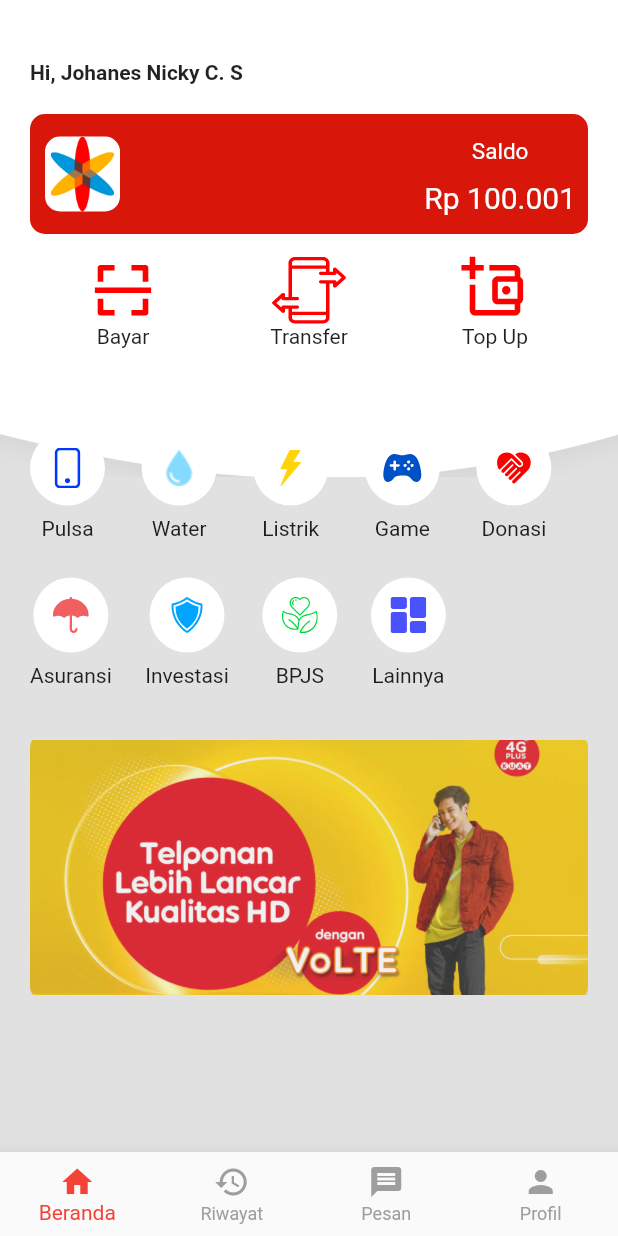
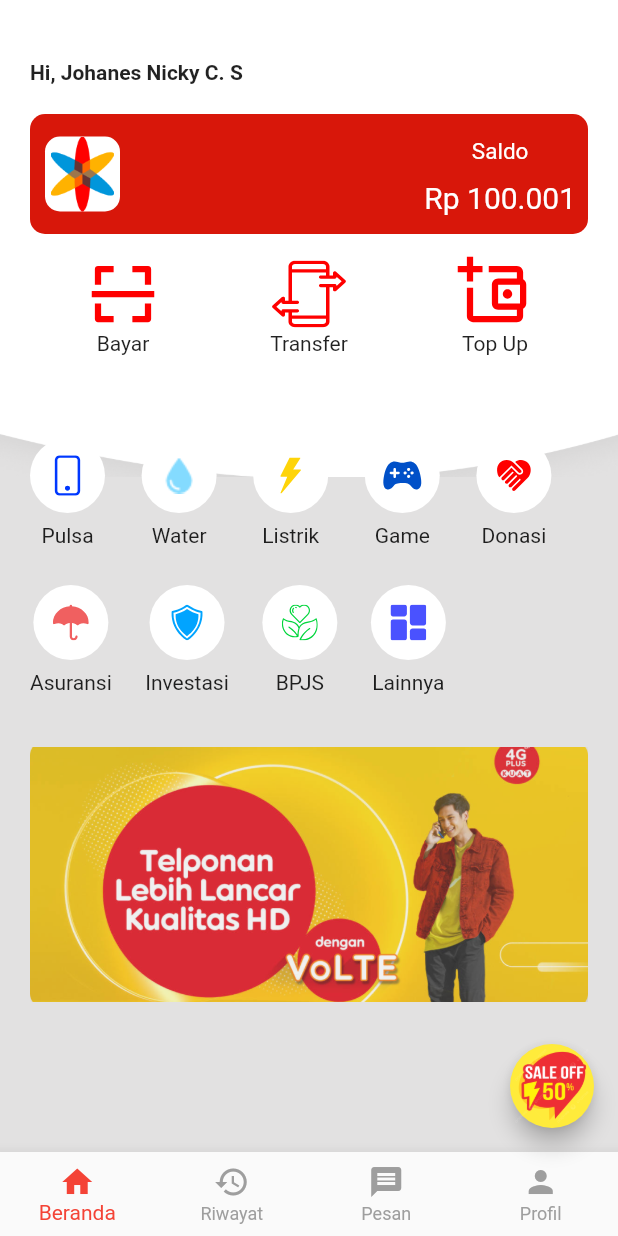
Before and after one commit to finnn28/infoin_ewallet, a Flutter app: the Home screen opened by its route, on a phone screen of 412 x 824 dp. Run offline on Flutter 3.47's test engine with Material 3 defaults, Android fonts, the phone set to English and light mode, and no system bars; our stand-ins replace flutter_svg, image_picker.

Commit message:
Refactor: Update code

```diff
--- a/lib/Pages/home.dart
+++ b/lib/Pages/home.dart
@@ -1,13 +1,14 @@
 import 'dart:async';
 import 'package:flutter/material.dart';
 import 'package:infoin_ewallet/Pages/bayar.dart';
+import 'package:infoin_ewallet/Pages/promosi.dart';
 import 'package:infoin_ewallet/Pages/transfer.dart';
-import 'package:flutter_svg/flutter_svg.dart';
 import 'package:infoin_ewallet/Pages/topup.dart';
 import 'package:infoin_ewallet/Provider/userProfile.dart';
 import 'package:infoin_ewallet/Provider/wallet.dart';
 import 'package:infoin_ewallet/Widget/bottomNavigation.dart';
 import 'package:infoin_ewallet/Widget/homeMenuItem.dart';
+import 'package:infoin_ewallet/Widget/menuItemBTT.dart';
 import 'package:intl/intl.dart';
 import 'package:provider/provider.dart';
 
@@ -160,95 +161,54 @@
                   children: [
                     Row(
                       children: [
-                        Expanded(
-                            child: GestureDetector(
+                        MenuItemBTT(svgPath: 'assets/images/img_bx_bx_scan.svg', onTap: () {
+                          Navigator.push(
+                            context,
+                            MaterialPageRoute(builder: (context) => Bayar()),
+                          );
+                        },),
+                        MenuItemBTT(svgPath: 'assets/images/img_transaction_1.svg', onTap: () {
+                          Navigator.push(
+                            context,
+                            MaterialPageRoute(builder: (context) => Transfer()),
+                          );
+                        },),
+                        MenuItemBTT(svgPath: 'assets/images/img_mdi_wallet_plus_outline.svg', onTap: () {
+                          Navigator.push(
+                            context,
+                            MaterialPageRoute(builder: (context) => TopUp()),
+                          );
+                        },),
+                      ],
+                    ),
+                    Row(
+                      children: [
+                        MenuItemBTT(
+                          text: 'Bayar',
                           onTap: () {
                             Navigator.push(
                               context,
                               MaterialPageRoute(builder: (context) => Bayar()),
                             );
                           },
-                          child: SvgPicture.asset(
-                              'assets/images/img_bx_bx_scan.svg'),
-                        )),
-                        Expanded(
-                          child: GestureDetector(
-                            onTap: () {
-                              Navigator.push(
-                                context,
-                                MaterialPageRoute(
-                                  builder: (context) => Transfer(),
-                                  // Gantilah Walet() dengan objek wallet yang sesuai
-                                ),
-                              );
-                            },
-                          child: SvgPicture.asset(
-                              'assets/images/img_transaction_1.svg'),
-                          ),
                         ),
-                        Expanded(
-                          child: GestureDetector(
-                            onTap: () {
-                              Navigator.push(
-                                context,
-                                MaterialPageRoute(
-                                  builder: (context) => TopUp(),
-                                  // Gantilah Walet() dengan objek wallet yang sesuai
-                                ),
-                              );
-                            },
-                          child: SvgPicture.asset(
-                              'assets/images/img_mdi_wallet_plus_outline.svg'),
-                          ),
-                        ),
-                      ],
-                    ),
-                    Row(
-                      children: [
-                        Expanded(
-                            child: GestureDetector(
+                        MenuItemBTT(
+                          text: 'Transfer',
                           onTap: () {
                             Navigator.push(
                               context,
-                              MaterialPageRoute(builder: (context) => Bayar()),
+                              MaterialPageRoute(builder: (context) => Transfer()),
                             );
                           },
-                          child: Center(child: Text("Bayar")),
-                        )),
-                        Expanded(
-                          child: GestureDetector(
-                            onTap: () {
-                              Navigator.push(
-                                context,
-                                MaterialPageRoute(
-                                  builder: (context) => Transfer(),
-                                ),
-                              );
-                            },
-                            child: const Center(
-                              child: Text(
-                                "Transfer",
-                              ),
-                            ),
-                          ),
                         ),
-                        Expanded(
-                          child: GestureDetector(
-                            onTap: () {
-                              Navigator.push(
-                                context,
-                                MaterialPageRoute(
-                                  builder: (context) => TopUp(),
-                                  // Gantilah Walet() dengan objek wallet yang sesuai
-                                ),
-                              );
-                            },
-                            child: const Center(
-                              child: Text(
-                                "Top Up",
-                              ),
-                            ),
-                          ),
+                        MenuItemBTT(
+                          text: 'Top Up',
+                          onTap: () {
+                            Navigator.push(
+                              context,
+                              MaterialPageRoute(builder: (context) => TopUp()),
+                            );
+                          },
                         ),
                       ],
                     ),
@@ -358,6 +318,12 @@
           ),
         ],
       ),
+      floatingActionButton: FloatingActionButton(
+        onPressed: () {
+          Navigator.push(context, MaterialPageRoute(builder: (context) => Promosi()));
+        },
+        tooltip: 'Promosi',
+        child: Image.asset('assets/images/promosi.png'),),
       bottomNavigationBar: CustomBottomNavigationBar(
         selectedIndex: _selectedIndex,
         onItemTapped: _onItemTapped,
```
